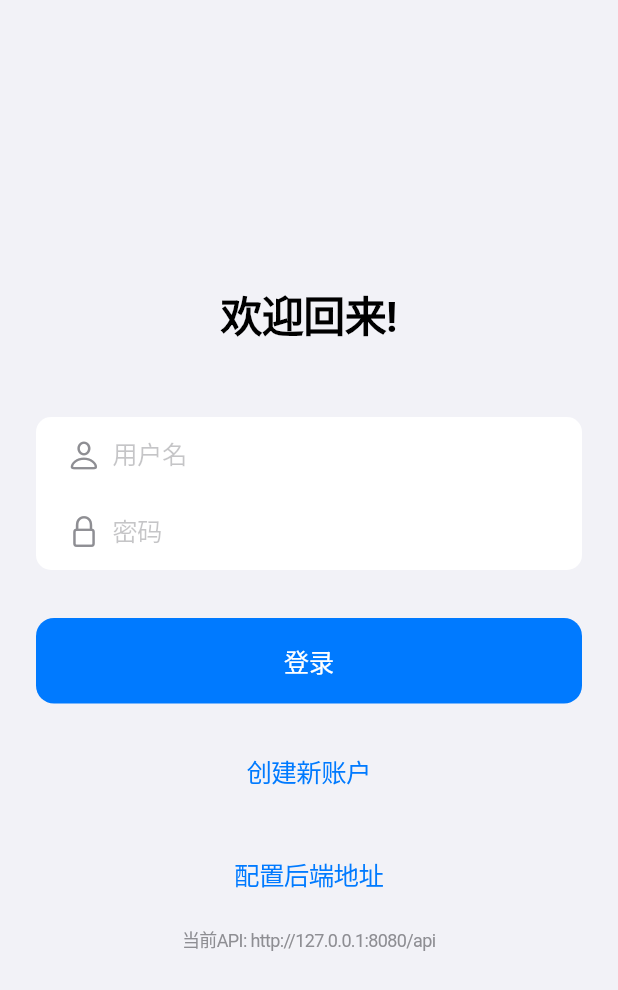
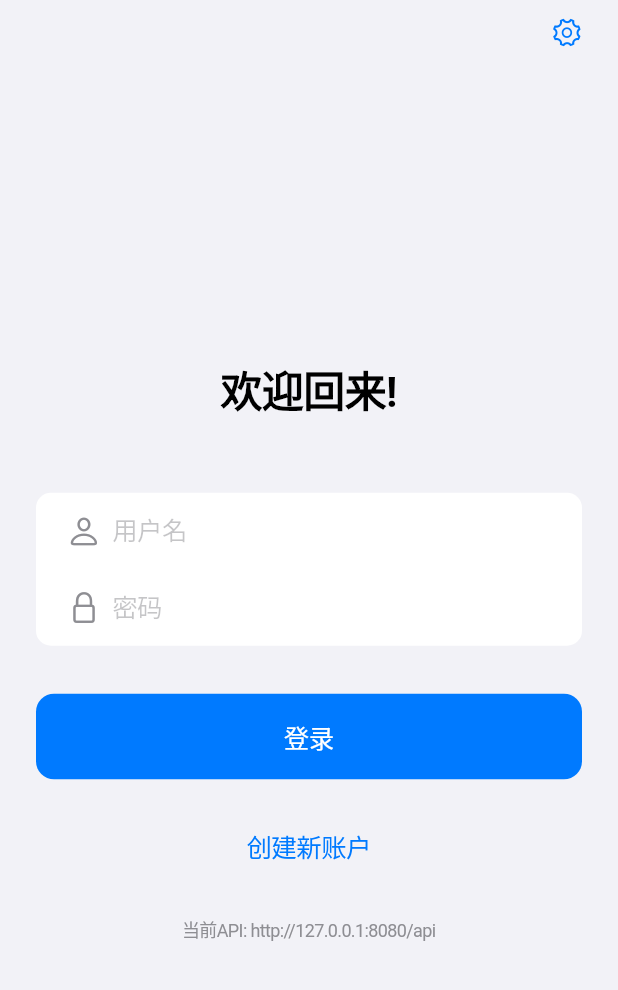
Before and after one commit to adoom2017/mini_money_flutter, a Flutter app: the screen it shows after launch, on a phone screen of 412 x 824 dp. Shown: the top 990 px of the screen. Run offline on Flutter 3.47's test engine with Material 3 defaults, Android fonts, the phone set to English and light mode, and no system bars; our stand-ins replace fl_chart, go_router, image_picker, logger, shared_preferences; missing offline and left inert: window_manager; accounts and stored records are empty.

Commit message:
feat: 在登录屏幕的导航栏中添加配置后端地址按钮，优化用户体验

```diff
--- a/lib/screens/login_screen.dart
+++ b/lib/screens/login_screen.dart
@@ -174,6 +174,15 @@ class _LoginScreenState extends State<LoginScreen> {
   Widget build(BuildContext context) {
     return CupertinoPageScaffold(
       backgroundColor: CupertinoColors.systemGroupedBackground,
+      navigationBar: CupertinoNavigationBar(
+        backgroundColor: CupertinoColors.white,
+        trailing: CupertinoButton(
+          padding: EdgeInsets.zero,
+          minSize: 36,
+          onPressed: _showApiConfigDialog,
+          child: const Icon(CupertinoIcons.gear, size: 22),
+        ),
+      ),
       child: SafeArea(
         child: Center(
           child: SingleChildScrollView(
@@ -269,12 +278,6 @@ class _LoginScreenState extends State<LoginScreen> {
                         ),
                       ),
                       const SizedBox(height: 12),
-                      CupertinoButton(
-                        onPressed: _showApiConfigDialog,
-                        child: const Text('配置后端地址',
-                            style:
-                                TextStyle(color: CupertinoColors.activeBlue)),
-                      ),
                       const SizedBox(height: 6),
                       Text('当前API: $_apiBaseUrl',
                           style: const TextStyle(
```
